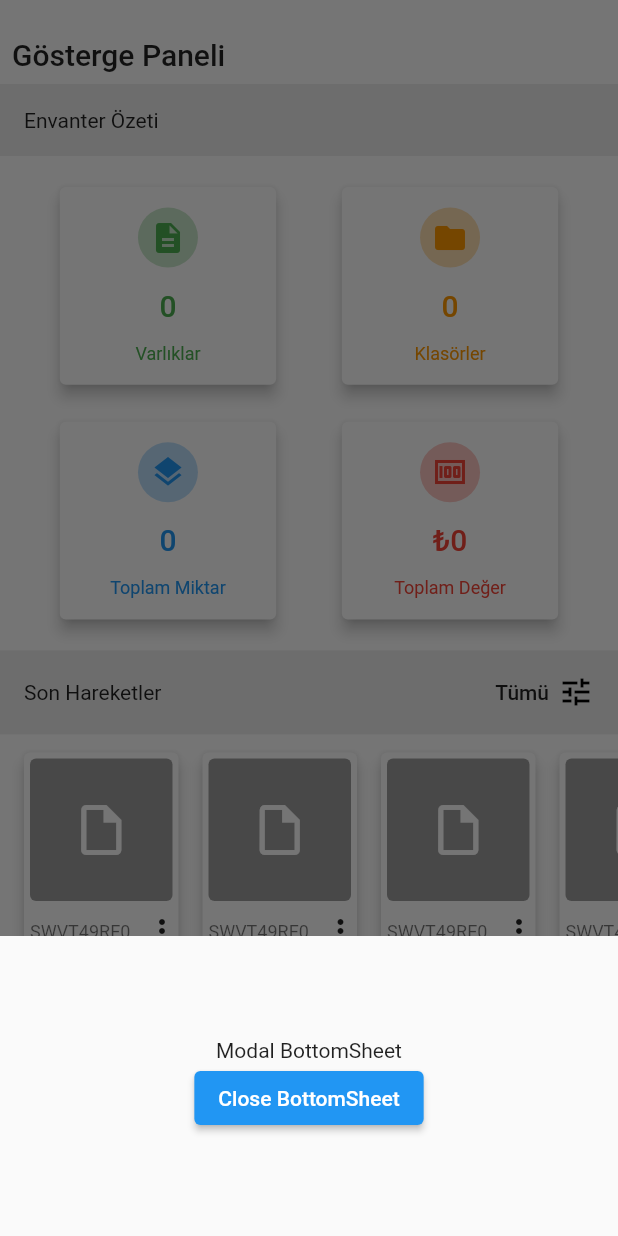
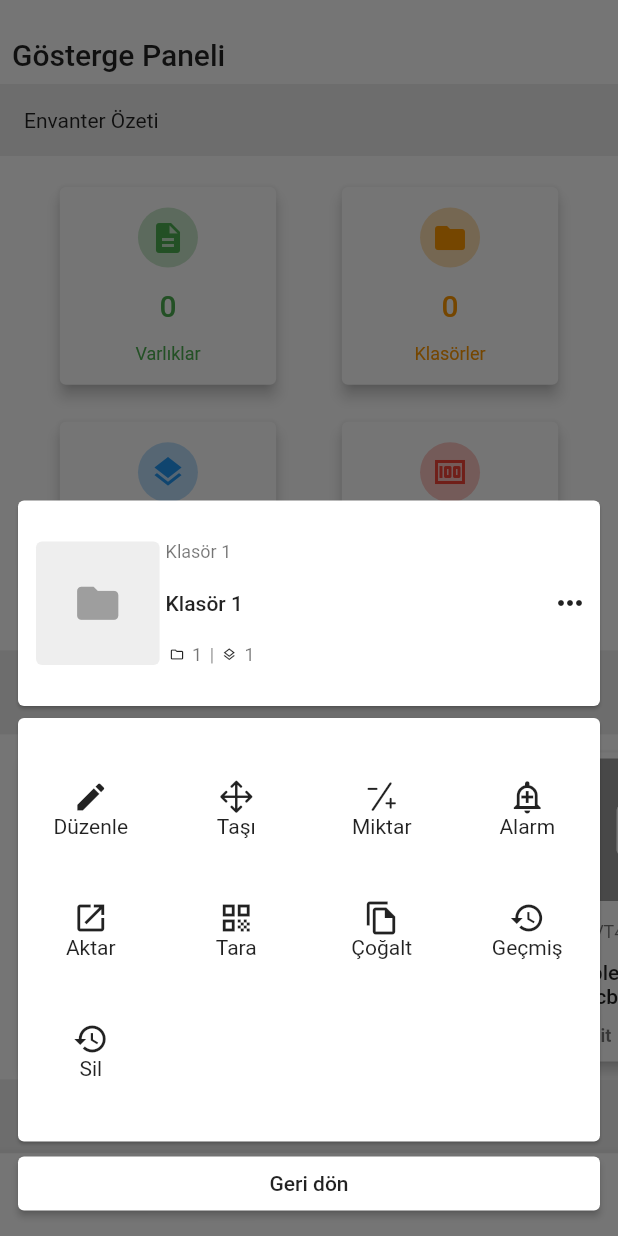
Before and after one commit to hasan-ciftci/honeywell-scanner, a Flutter app: the screen it shows after launch, after a tap on "SWVT49RE033", on a phone screen of 412 x 824 dp. Run offline on Flutter 3.47's test engine with Material 2 defaults, Android fonts, the phone set to English and light mode, and no system bars; our stand-ins replace bloc, equatable, flutter_bloc; missing offline and left inert: honeywell_scanner.

Commit message:
Reusable bottom modal sheet with cross axis parameter, created for dashboard view.

```diff
--- a/lib/core/constants/enum.dart
+++ b/lib/core/constants/enum.dart
@@ -1 +1,12 @@
 enum NavigationBarState { HOME, ITEMS, SEARCH, ALARM, MENU, ITEMS_DISABLED }
+enum DashBoardBottomSheetState {
+  EDIT,
+  MOVE,
+  CHANGE_QTY,
+  SET_ALERT,
+  EXPORT,
+  CREATE_LABEL,
+  CLONE,
+  HISTORY,
+  DELETE
+}
--- /dev/null
+++ b/lib/core/constants/style.dart
@@ -0,0 +1,3 @@
+class StyleConstants {
+  static const double kBottomAppBarHeight = 55.0;
+}
--- /dev/null
+++ b/lib/data/models/bottom_sheet_action_model.dart
@@ -0,0 +1,13 @@
+import 'package:envanter/core/constants/enum.dart';
+import 'package:flutter/material.dart';
+
+class BottomSheetActionModel {
+  final IconData icon;
+  final String text;
+  final DashBoardBottomSheetState dashBoardBottomSheetState;
+
+  BottomSheetActionModel(
+      {@required this.icon,
+      @required this.text,
+      @required this.dashBoardBottomSheetState});
+}
--- a/lib/presentation/view/dashboard_view.dart
+++ b/lib/presentation/view/dashboard_view.dart
@@ -1,7 +1,13 @@
+import 'package:envanter/core/constants/enum.dart';
+import 'package:envanter/core/constants/style.dart';
+import 'package:envanter/data/models/bottom_sheet_action_model.dart';
 import 'package:envanter/presentation/bloc/dashboard/dashboard_cubit.dart';
 import 'package:envanter/presentation/bloc/dashboard/dashboard_state.dart';
 import 'package:envanter/presentation/widgets/dashboard_card.dart';
+import 'package:envanter/presentation/widgets/icon_with_text.dart';
+import 'package:envanter/presentation/widgets/item_card.dart';
 import 'package:envanter/presentation/widgets/recent_item_card.dart';
+import 'package:flutter/cupertino.dart';
 import 'package:flutter/material.dart';
 import 'package:flutter_bloc/flutter_bloc.dart';
 
@@ -22,7 +28,10 @@ class _DashBoardViewState extends State<DashBoardView> {
       listener: (BuildContext context, state) {
         if (state is OpenBottomModelState) {
           showModalBottomSheet(
+            isScrollControlled: true,
+            backgroundColor: Colors.transparent,
             isDismissible: false,
+            enableDrag: false,
             context: context,
             builder: (BuildContext ctx) {
               return buildBottomModalSheet(ctx);
@@ -56,22 +65,95 @@ class _DashBoardViewState extends State<DashBoardView> {
     );
   }
 
-  Container buildBottomModalSheet(BuildContext ctx) {
-    return Container(
-      height: 200,
-      child: Center(
-        child: Column(
-          mainAxisAlignment: MainAxisAlignment.center,
-          mainAxisSize: MainAxisSize.min,
-          children: <Widget>[
-            const Text('Modal BottomSheet'),
-            ElevatedButton(
-                child: const Text('Close BottomSheet'),
-                onPressed: () {
-                  context.read<DashboardCubit>().interactBottomModal();
-                  Navigator.pop(ctx);
-                })
-          ],
+  Widget buildBottomModalSheet(BuildContext ctx) {
+    return FractionallySizedBox(
+      heightFactor: 0.6,
+      child: Padding(
+        padding:
+            EdgeInsets.only(bottom: StyleConstants.kBottomAppBarHeight / 5),
+        child: Padding(
+          padding: const EdgeInsets.symmetric(horizontal: 8.0),
+          child: Column(
+            crossAxisAlignment: CrossAxisAlignment.stretch,
+            children: [
+              Expanded(
+                  child: Card(
+                //PLACEHOLDER CARD
+                child: ItemCard(
+                  index: 0,
+                  size: MediaQuery.of(context).size,
+                ),
+              )),
+              Expanded(
+                flex: 2,
+                child: buildBottomSheetActions(
+                    crossAxisLength: 4, actions: bottomSheetActions),
+              ),
+              buildBottomSheetBackButton(ctx)
+            ],
+          ),
+        ),
+      ),
+    );
+  }
+
+  Card buildBottomSheetActions(
+      {@required int crossAxisLength, @required List<dynamic> actions}) {
+    return Card(
+      color: Colors.white,
+      child: Column(
+        mainAxisAlignment: MainAxisAlignment.spaceEvenly,
+        crossAxisAlignment: CrossAxisAlignment.start,
+        children: List.generate(
+          (actions.length / crossAxisLength).ceil(),
+          (columnIndex) => Row(
+            mainAxisAlignment: MainAxisAlignment.spaceAround,
+            children: List.generate(
+              crossAxisLength,
+              (rowIndex) => columnIndex * crossAxisLength + rowIndex >=
+                      actions.length
+                  ? SizedBox(
+                      width: 50,
+                    )
+                  : SizedBox(
+                      width: 50,
+                      child: IconWithText(
+                          text:
+                              actions[columnIndex * crossAxisLength + rowIndex]
+                                  .text,
+                          icon:
+                              actions[columnIndex * crossAxisLength + rowIndex]
+                                  .icon,
+                          bottomSheetState:
+                              actions[columnIndex * crossAxisLength + rowIndex]
+                                  .dashBoardBottomSheetState),
+                    ),
+            ),
+          ),
+        ),
+      ),
+    );
+  }
+
+  Padding buildBottomSheetBackButton(BuildContext ctx) {
+    return Padding(
+      padding: const EdgeInsets.symmetric(horizontal: 4.0),
+      child: ElevatedButton(
+        onPressed: () {
+          context.read<DashboardCubit>().interactBottomModal();
+          Navigator.pop(ctx);
+        },
+        child: Text(
+          "Geri dön",
+          style: Theme.of(context).textTheme.button,
+        ),
+        style: ButtonStyle(
+          backgroundColor: MaterialStateProperty.resolveWith<Color>(
+            (Set<MaterialState> states) {
+              if (states.contains(MaterialState.pressed)) return Colors.white70;
+              return Colors.white;
+            },
+          ),
         ),
       ),
     );
@@ -248,4 +330,43 @@ class _DashBoardViewState extends State<DashBoardView> {
       ),
     );
   }
+
+  List<BottomSheetActionModel> bottomSheetActions = [
+    BottomSheetActionModel(
+        dashBoardBottomSheetState: DashBoardBottomSheetState.EDIT,
+        icon: Icons.edit,
+        text: "Düzenle"),
+    BottomSheetActionModel(
+        dashBoardBottomSheetState: DashBoardBottomSheetState.MOVE,
+        icon: CupertinoIcons.move,
+        text: "Taşı"),
+    BottomSheetActionModel(
+        dashBoardBottomSheetState: DashBoardBottomSheetState.CHANGE_QTY,
+        icon: CupertinoIcons.minus_slash_plus,
+        text: "Miktar"),
+    BottomSheetActionModel(
+        dashBoardBottomSheetState: DashBoardBottomSheetState.SET_ALERT,
+        icon: Icons.add_alert_outlined,
+        text: "Alarm"),
+    BottomSheetActionModel(
+        dashBoardBottomSheetState: DashBoardBottomSheetState.EXPORT,
+        icon: Icons.open_in_new,
+        text: "Aktar"),
+    BottomSheetActionModel(
+        dashBoardBottomSheetState: DashBoardBottomSheetState.CREATE_LABEL,
+        icon: Icons.qr_code,
+        text: "Tara"),
+    BottomSheetActionModel(
+        dashBoardBottomSheetState: DashBoardBottomSheetState.CLONE,
+        icon: Icons.file_copy_outlined,
+        text: "Çoğalt"),
+    BottomSheetActionModel(
+        dashBoardBottomSheetState: DashBoardBottomSheetState.HISTORY,
+        icon: Icons.history,
+        text: "Geçmiş"),
+    BottomSheetActionModel(
+        dashBoardBottomSheetState: DashBoardBottomSheetState.DELETE,
+        icon: Icons.history,
+        text: "Sil"),
+  ];
 }
--- a/lib/presentation/widgets/bottom_appbar.dart
+++ b/lib/presentation/widgets/bottom_appbar.dart
@@ -1,4 +1,5 @@
 import 'package:envanter/core/constants/enum.dart';
+import 'package:envanter/core/constants/style.dart';
 import 'package:envanter/presentation/bloc/navigation/bottom_navbar_cubit.dart';
 import 'package:envanter/presentation/bloc/navigation/bottom_navbar_state.dart';
 import 'package:flutter/material.dart';
@@ -68,7 +69,7 @@ BlocBuilder buildBottomAppBar() {
                   )),
             ],
           ),
-          height: 55,
+          height: StyleConstants.kBottomAppBarHeight,
         ),
       );
     },
--- /dev/null
+++ b/lib/presentation/widgets/icon_with_text.dart
@@ -0,0 +1,28 @@
+import 'package:envanter/core/constants/enum.dart';
+import 'package:flutter/material.dart';
+
+class IconWithText extends StatelessWidget {
+  final String text;
+  final IconData icon;
+  final DashBoardBottomSheetState bottomSheetState;
+
+  const IconWithText({
+    Key key,
+    @required this.text,
+    @required this.icon,
+    @required this.bottomSheetState,
+  }) : super(key: key);
+
+  @override
+  Widget build(BuildContext context) {
+    return GestureDetector(
+      onTap: () {},
+      child: Column(
+        children: [
+          Icon(icon),
+          Text(text),
+        ],
+      ),
+    );
+  }
+}
```
